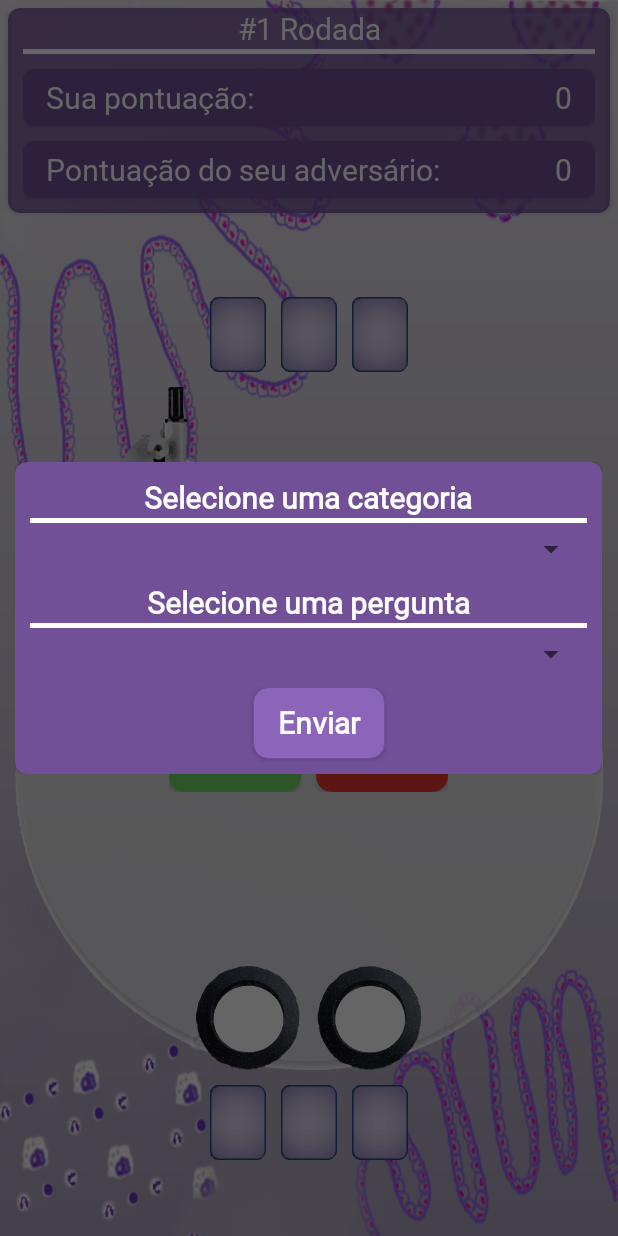
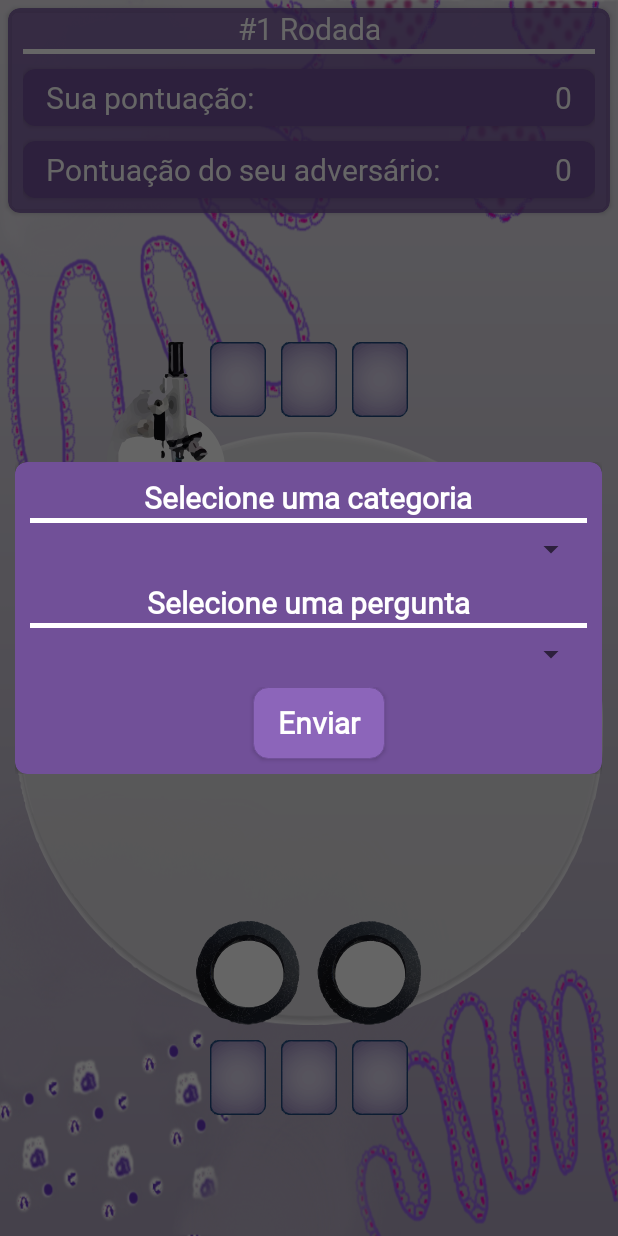
Before and after one commit to victoriaogomes/HistoQuiz, an Android app: the GameActivity screen opened directly, with no data from a screen before it, after a tap on "Sim", on a phone screen of 412 x 824 dp. Run offline under Robolectric (Android 15) with nearby library versions, the phone set to English and light mode, and no system bars; our stand-ins replace Firebase (no records; nobody signed in at launch, a user with empty details on screens opened directly); 7 statements that could not run were skipped.

Commit message:
Mais modificações
Codificando jogo contra o PC

```diff
--- a/app/src/main/java/com/example/histoquiz/activities/GameActivity.java
+++ b/app/src/main/java/com/example/histoquiz/activities/GameActivity.java
@@ -31,6 +31,7 @@ import java.util.Locale;
 import java.util.Map;
 import java.util.Objects;
 import java.util.Random;
+import android.widget.Toast;
 
 public class GameActivity extends AppCompatActivity {
 
@@ -47,6 +48,9 @@ public class GameActivity extends AppCompatActivity {
     protected TextView questionText, scorePlayer1, scorePlayer2;
     protected Button yesAnswer, noAnswer;
     public ComputerOpponent myOpponent;
+    protected SelectQuestionDialog selectQuestionDialog;
+    protected GuessSlideDialog guessSlideDialog;
+    protected QuestionFeedBackDialog questionFeedBackDialog;
 
     @Override
     protected void onCreate(Bundle savedInstanceState) {
@@ -106,14 +110,16 @@ public class GameActivity extends AppCompatActivity {
         questionText = findViewById(R.id.pergunta);
         yesAnswer = findViewById(R.id.respSim);
         noAnswer = findViewById(R.id.respNao);
+        scorePlayer1 = findViewById(R.id.pontuacaoJogador1);
+        scorePlayer2 = findViewById(R.id.pontuacaoJogador2);
         questionText.setVisibility(View.INVISIBLE);
         yesAnswer.setVisibility(View.INVISIBLE);
         noAnswer.setVisibility(View.INVISIBLE);
         user = FirebaseAuth.getInstance().getCurrentUser();
         realtimeDatabase = FirebaseDatabase.getInstance();
         firestoreDatabase = FirebaseFirestore.getInstance();
-        scorePlayer1 = findViewById(R.id.pontuacaoJogador1);
-        scorePlayer2 = findViewById(R.id.pontuacaoJogador2);
+        selectQuestionDialog = new SelectQuestionDialog(this);
+        guessSlideDialog = new GuessSlideDialog(this);
     }
 
 
@@ -131,15 +137,39 @@ public class GameActivity extends AppCompatActivity {
         });
     }
 
-    public void selectQuestion(){
-        SelectQuestionDialog selectQuestionDialog = new SelectQuestionDialog(this);
+
+    /**
+     * Método utilizado para exibir ao usuário a tela para que ele selecione uma questão para
+     * enviar para seu oponente responder
+     */
+    public void showQuestionSelection(){
         selectQuestionDialog.show(getSupportFragmentManager(), "choose question dialog");
     }
 
 
-    public void guessSlide(){
-        GuessSlideDialog guessSlideDialog = new GuessSlideDialog(this);
+    /**
+     * Método utilizado para deixar de exibir a tela utilizada para selecionar uma questão
+     * para o oponente responder
+     */
+    public void closeQuestionSelection(){
+        selectQuestionDialog.dismiss();
+    }
+
+
+    /**
+     * Método utilizado para exibir ao usuário a tela para que ele adivinhe a sua lâmina
+     * atual
+     */
+    public void showGuessSlide(){
         guessSlideDialog.show(getSupportFragmentManager(), "guess dialog");
+    }
+
+    /**
+     * Método utilizado para deixar de exibir ao usuário a tela para que ele adivinhe sua lâmina
+     * atual
+     */
+    public void closeGuessSlide(){
+        guessSlideDialog.dismiss();
     }
 
 
@@ -147,10 +177,28 @@ public class GameActivity extends AppCompatActivity {
      * Método utilizado para exibir ao usuário a resposta a sua pergunta dada pelo
      * seu oponente, bem como a resposta correta
      */
-    public void giveQuestionFeedback(boolean opponentAnswer, boolean correctAnswer){
-        QuestionFeedBackDialog questionFeedBackDialog = new QuestionFeedBackDialog(this, opponentAnswer, correctAnswer);
+    public void showQuestionFeedback(boolean opponentAnswer, boolean correctAnswer){
+        questionFeedBackDialog = new QuestionFeedBackDialog(this, opponentAnswer, correctAnswer);
         questionFeedBackDialog.show(getSupportFragmentManager(), "questionFeedBack");
     }
+
+
+    public void closeQuestionFeedback(){
+        questionFeedBackDialog.dismiss();
+    }
+
+
+    public void showTextToWaitOpponent(String text){
+        this.questionText.setText(text);
+        this.questionText.setVisibility(View.VISIBLE);
+        yesAnswer.setVisibility(View.INVISIBLE);
+        noAnswer.setVisibility(View.INVISIBLE);
+    }
+
+    public void closeTextToWaitOpponent(){
+        this.questionText.setVisibility(View.INVISIBLE);
+    }
+
 
 
     /**
--- a/app/src/main/res/layout/activity_game.xml
+++ b/app/src/main/res/layout/activity_game.xml
@@ -126,43 +126,6 @@
             android:gravity="center_horizontal|center_vertical"
             android:orientation="vertical">
 
-            <LinearLayout
-                android:layout_width="match_parent"
-                android:layout_height="wrap_content"
-                android:layout_gravity="center_vertical|center_horizontal"
-                android:layout_marginBottom="10dp"
-                android:gravity="center_horizontal|center_vertical"
-                android:orientation="horizontal">
-
-                <ImageButton
-                    android:id="@+id/minhaLamina1"
-                    android:layout_width="wrap_content"
-                    android:layout_height="wrap_content"
-                    android:background="@android:color/transparent"
-                    android:contentDescription="@string/lamina"
-                    android:src="@drawable/ic_card"
-                    android:text="@string/sobreJogo" />
-
-                <ImageButton
-                    android:id="@+id/minhaLamina2"
-                    android:layout_width="wrap_content"
-                    android:layout_height="wrap_content"
-                    android:layout_marginStart="10dp"
-                    android:background="@android:color/transparent"
-                    android:contentDescription="@string/lamina"
-                    android:src="@drawable/ic_card"
-                    android:text="@string/sobreJogo" />
-
-                <ImageButton
-                    android:id="@+id/minhaLamina3"
-                    android:layout_width="wrap_content"
-                    android:layout_height="wrap_content"
-                    android:layout_marginStart="10dp"
-                    android:background="@android:color/transparent"
-                    android:contentDescription="@string/lamina"
-                    android:src="@drawable/ic_card"
-                    android:text="@string/sobreJogo" />
-            </LinearLayout>
 
             <FrameLayout
                 android:layout_width="wrap_content"
@@ -189,8 +152,8 @@
                 <LinearLayout
                     android:layout_width="match_parent"
                     android:layout_height="wrap_content"
-                    android:layout_marginStart="15dp"
-                    android:layout_marginEnd="15dp"
+                    android:layout_marginStart="25dp"
+                    android:layout_marginEnd="25dp"
                     android:layout_gravity="center_horizontal|center_vertical"
                     android:gravity="center_horizontal|center_vertical"
                     android:orientation="vertical">
@@ -245,6 +208,40 @@
                     android:layout_marginStart="60dp"
                     android:contentDescription="@string/microscopio"
                     android:src="@drawable/ic_microscopio" />
+                <LinearLayout
+                    android:layout_width="match_parent"
+                    android:layout_height="wrap_content"
+                    android:layout_gravity="center_horizontal"
+                    android:layout_marginBottom="10dp"
+                    android:gravity="center_horizontal"
+                    android:orientation="horizontal">
+                    <ImageButton
+                        android:id="@+id/minhaLamina1"
+                        android:layout_width="wrap_content"
+                        android:layout_height="wrap_content"
+                        android:background="@android:color/transparent"
+                        android:contentDescription="@string/lamina"
+                        android:src="@drawable/ic_card"
+                        android:text="@string/sobreJogo" />
+                    <ImageButton
+                        android:id="@+id/minhaLamina2"
+                        android:layout_width="wrap_content"
+                        android:layout_height="wrap_content"
+                        android:layout_marginStart="10dp"
+                        android:background="@android:color/transparent"
+                        android:contentDescription="@string/lamina"
+                        android:src="@drawable/ic_card"
+                        android:text="@string/sobreJogo" />
+                    <ImageButton
+                        android:id="@+id/minhaLamina3"
+                        android:layout_width="wrap_content"
+                        android:layout_height="wrap_content"
+                        android:layout_marginStart="10dp"
+                        android:background="@android:color/transparent"
+                        android:contentDescription="@string/lamina"
+                        android:src="@drawable/ic_card"
+                        android:text="@string/sobreJogo" />
+                </LinearLayout>
                 <ImageButton
                     android:layout_width="wrap_content"
                     android:layout_height="wrap_content"
--- a/app/src/main/res/layout/dialog_question_feedback.xml
+++ b/app/src/main/res/layout/dialog_question_feedback.xml
@@ -14,6 +14,7 @@
         android:layout_height="wrap_content"
         android:orientation="vertical">
         <LinearLayout
+            android:layout_marginTop="10dp"
             android:layout_width="match_parent"
             android:layout_height="wrap_content"
             android:layout_gravity="center_vertical|center_horizontal"
--- a/app/src/main/res/values/strings.xml
+++ b/app/src/main/res/values/strings.xml
@@ -85,6 +85,8 @@
     <string name="proxima">Próxima rodada</string>
     <string name="resp">NÃO!</string>
     <string name="respAdversario">Resposta do seu adversário:</string>
+    <string name="simCaps">SIM!</string>
+    <string name="naoCaps">NÃO!</string>
 
     <!--    Tela de convidar amigo para jogar   -->
     <string name="convidar">Convidar</string>
```
Also changed, not shown: app/src/main/java/com/example/histoquiz/dialogs/QuestionFeedBackDialog.java (+11 -3 lines), app/src/main/java/com/example/histoquiz/util/ComputerOpponent.java (+8 -3 lines).
